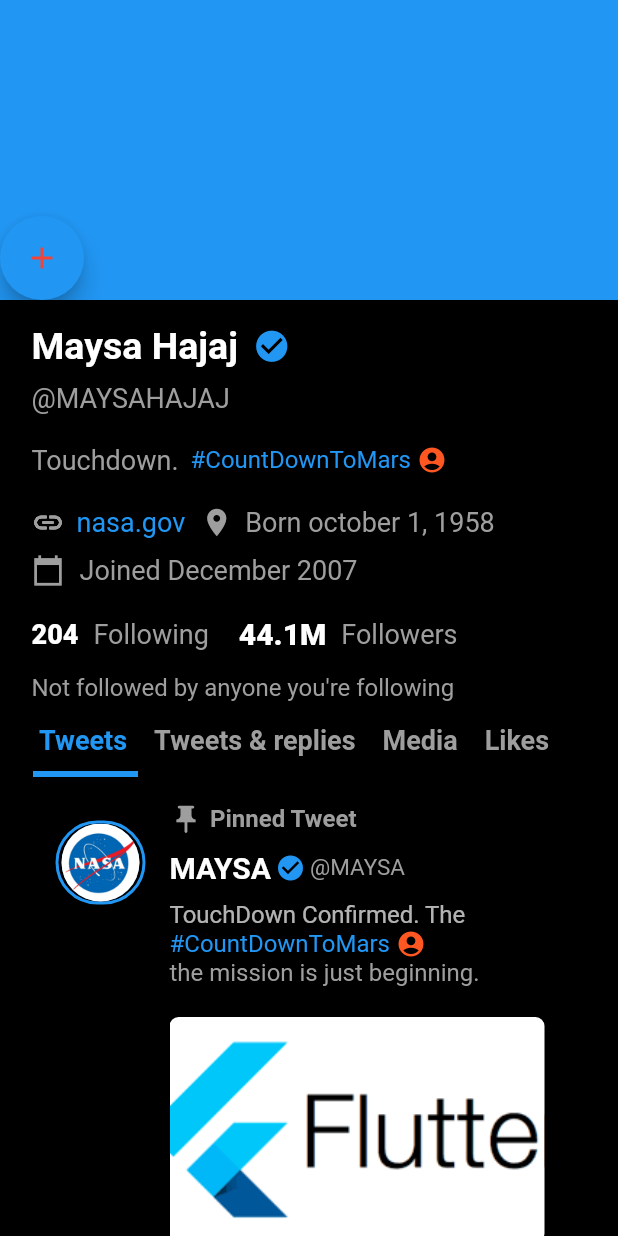
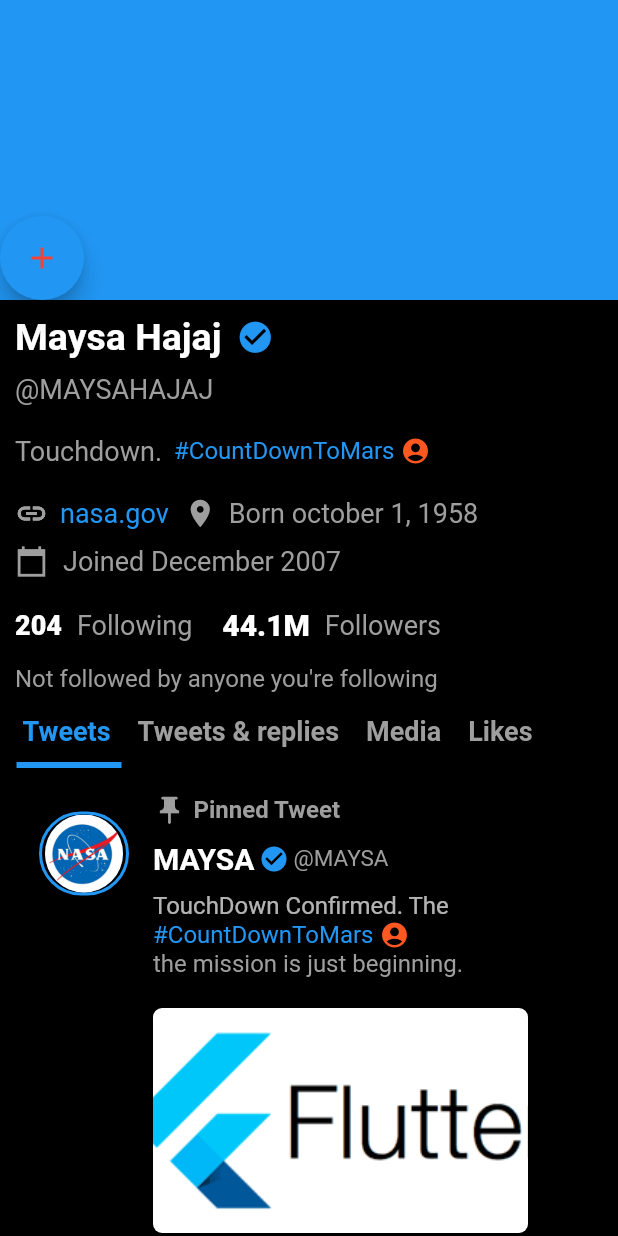
Before and after one commit to maysahaj/flutterUI, a Flutter app: the screen it shows after launch, on a phone screen of 412 x 824 dp. Run offline on Flutter 3.47's test engine with Material 2 defaults, Android fonts, the phone set to English and light mode, and no system bars.

Commit message:
first commit

```diff
--- a/lib/ex.dart
+++ b/lib/ex.dart
@@ -27,7 +27,7 @@ import 'package:flutter/material.dart';
             ],
           ),
         ),SliverPadding(
-          padding: EdgeInsets.all(16.0),
+          padding: EdgeInsets.all(10.0),
           sliver: SliverList(
             delegate: SliverChildListDelegate(
               [
@@ -38,7 +38,7 @@ import 'package:flutter/material.dart';
             children: <Widget>[
 
           Padding(
-            padding: const EdgeInsets.only(left: 5,right:5),
+            padding: const EdgeInsets.only(left:0,right:0),
             child: Column(
                 mainAxisAlignment: MainAxisAlignment.start,
                 crossAxisAlignment: CrossAxisAlignment.start,
```
